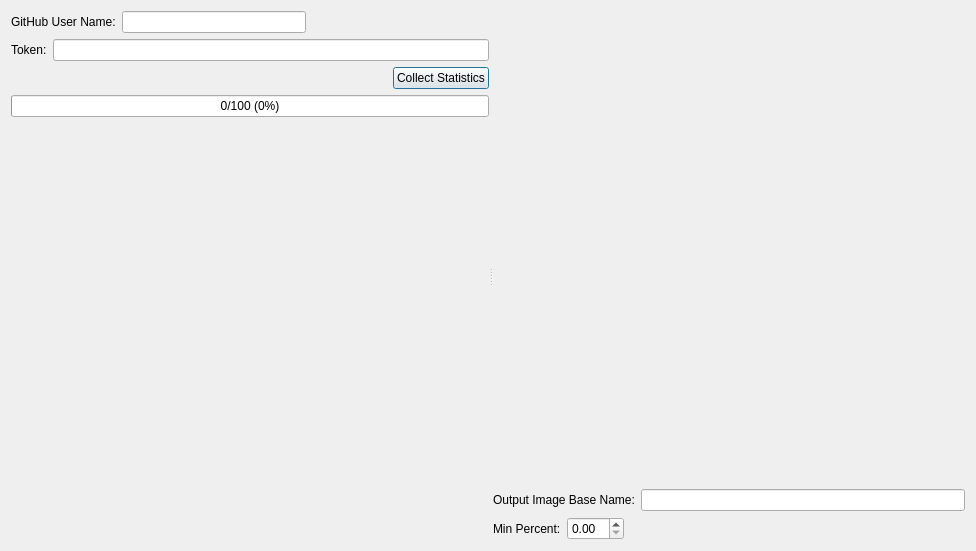
First picture: the form in git_stats_plate_gen/gui/ui/main_dialog.ui, repository DiPaolo/git-stats-plate-gen, before the edit.
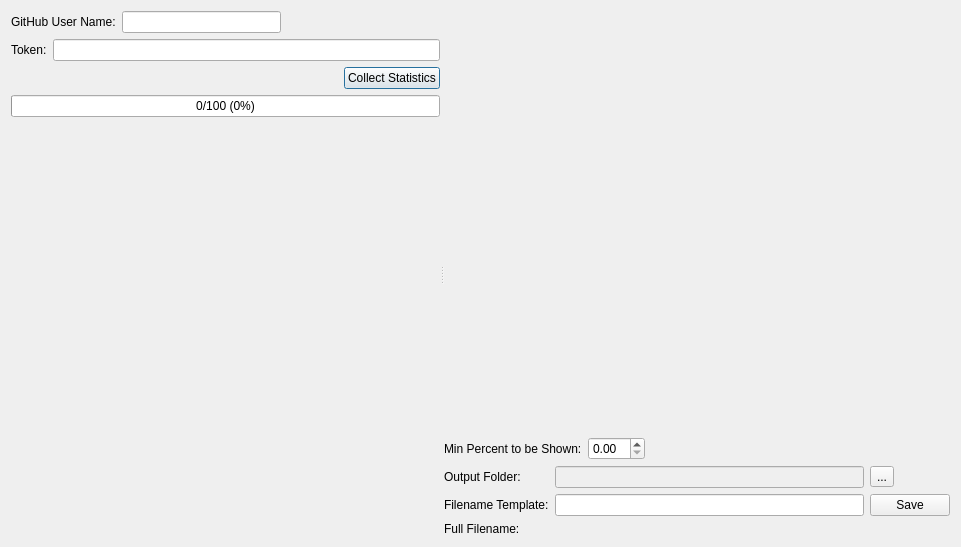
Second picture: the form after the edit. Custom widgets are drawn as their Qt base class.

Commit message: save image from GUI

```diff
--- a/git_stats_plate_gen/gui/ui/main_dialog.ui
+++ b/git_stats_plate_gen/gui/ui/main_dialog.ui
@@ -6,14 +6,14 @@
    <rect>
     <x>0</x>
     <y>0</y>
-    <width>976</width>
-    <height>551</height>
+    <width>961</width>
+    <height>547</height>
    </rect>
   </property>
   <property name="windowTitle">
    <string>Dialog</string>
   </property>
-  <layout class="QGridLayout" name="gridLayout">
+  <layout class="QGridLayout" name="gridLayout_2">
    <item row="0" column="0">
     <widget class="QSplitter" name="splitter">
      <property name="orientation">
@@ -133,30 +133,23 @@
       </layout>
      </widget>
      <widget class="QWidget" name="layoutWidget">
-      <layout class="QVBoxLayout" name="verticalLayout_2" stretch="1,0,0">
+      <layout class="QVBoxLayout" name="verticalLayout_2">
        <item>
-        <widget class="PreviewWidget" name="preview" native="true"/>
-       </item>
-       <item>
-        <layout class="QHBoxLayout" name="horizontalLayout_3">
-         <item>
-          <widget class="QLabel" name="label_4">
-           <property name="text">
-            <string>Output Image Base Name:</string>
-           </property>
-          </widget>
-         </item>
-         <item>
-          <widget class="QLineEdit" name="output_base_name"/>
-         </item>
-        </layout>
+        <widget class="PreviewWidget" name="preview" native="true">
+         <property name="sizePolicy">
+          <sizepolicy hsizetype="Preferred" vsizetype="Expanding">
+           <horstretch>0</horstretch>
+           <verstretch>0</verstretch>
+          </sizepolicy>
+         </property>
+        </widget>
        </item>
        <item>
         <layout class="QHBoxLayout" name="horizontalLayout_5">
          <item>
           <widget class="QLabel" name="label_3">
            <property name="text">
-            <string>Min Percent:</string>
+            <string>Min Percent to be Shown:</string>
            </property>
           </widget>
          </item>
@@ -178,6 +171,77 @@
          </item>
         </layout>
        </item>
+       <item>
+        <layout class="QGridLayout" name="gridLayout">
+         <item row="0" column="0">
+          <widget class="QLabel" name="label_4">
+           <property name="text">
+            <string>Output Folder:</string>
+           </property>
+          </widget>
+         </item>
+         <item row="0" column="1">
+          <widget class="QLineEdit" name="output_folder">
+           <property name="enabled">
+            <bool>false</bool>
+           </property>
+           <property name="inputMask">
+            <string/>
+           </property>
+           <property name="text">
+            <string/>
+           </property>
+           <property name="cursorPosition">
+            <number>0</number>
+           </property>
+           <property name="placeholderText">
+            <string/>
+           </property>
+           <property name="clearButtonEnabled">
+            <bool>false</bool>
+           </property>
+          </widget>
+         </item>
+         <item row="0" column="2">
+          <widget class="QToolButton" name="choose_out_image_dir">
+           <property name="text">
+            <string>...</string>
+           </property>
+          </widget>
+         </item>
+         <item row="1" column="0">
+          <widget class="QLabel" name="label_6">
+           <property name="text">
+            <string>Filename Template:</string>
+           </property>
+          </widget>
+         </item>
+         <item row="1" column="1">
+          <widget class="QLineEdit" name="image_filename_template"/>
+         </item>
+         <item row="1" column="2">
+          <widget class="QPushButton" name="save_image">
+           <property name="text">
+            <string>Save</string>
+           </property>
+          </widget>
+         </item>
+         <item row="2" column="0">
+          <widget class="QLabel" name="label_5">
+           <property name="text">
+            <string>Full Filename:</string>
+           </property>
+          </widget>
+         </item>
+         <item row="2" column="1" colspan="2">
+          <widget class="QLabel" name="full_image_file_path">
+           <property name="text">
+            <string>&lt;full tilename&gt;</string>
+           </property>
+          </widget>
+         </item>
+        </layout>
+       </item>
       </layout>
      </widget>
     </widget>
```
The commit also changes 6 other files.
